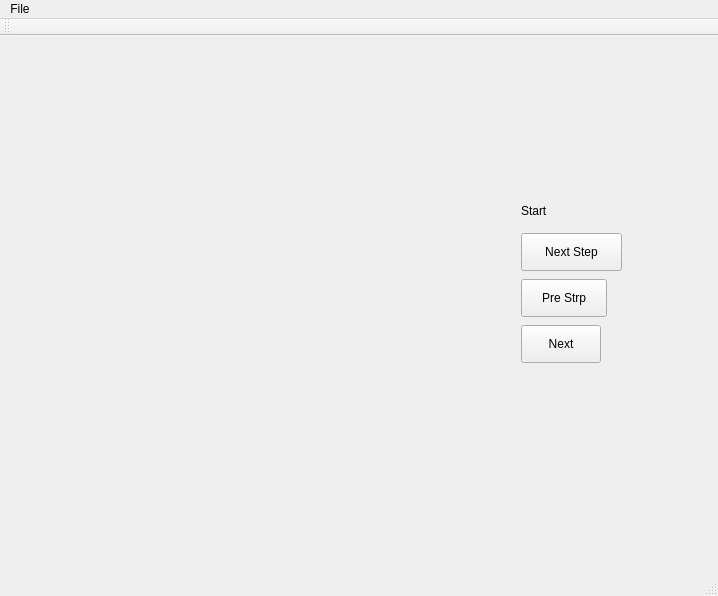
The window that Week1/mainwindow.ui (cyx233/CppSource) describes before a commit, drawn with Qt 5.
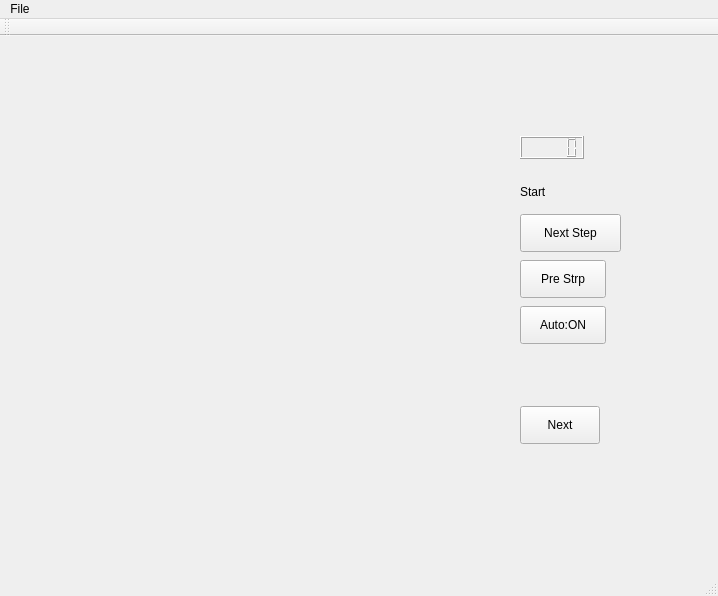
The same window after the commit.

```diff
--- a/Week1/mainwindow.ui
+++ b/Week1/mainwindow.ui
@@ -17,8 +17,8 @@
    <widget class="QPushButton" name="nextStepButton">
     <property name="geometry">
      <rect>
-      <x>521</x>
-      <y>197</y>
+      <x>520</x>
+      <y>178</y>
       <width>101</width>
       <height>38</height>
      </rect>
@@ -30,8 +30,8 @@
    <widget class="QPushButton" name="preStepButton">
     <property name="geometry">
      <rect>
-      <x>521</x>
-      <y>243</y>
+      <x>520</x>
+      <y>224</y>
       <width>86</width>
       <height>38</height>
      </rect>
@@ -43,8 +43,8 @@
    <widget class="QLabel" name="stateLabel">
     <property name="geometry">
      <rect>
-      <x>521</x>
-      <y>161</y>
+      <x>520</x>
+      <y>142</y>
       <width>45</width>
       <height>28</height>
      </rect>
@@ -56,8 +56,8 @@
    <widget class="QPushButton" name="stateButton">
     <property name="geometry">
      <rect>
-      <x>521</x>
-      <y>289</y>
+      <x>520</x>
+      <y>370</y>
       <width>80</width>
       <height>38</height>
      </rect>
@@ -66,6 +66,29 @@
      <string>Next</string>
     </property>
    </widget>
+   <widget class="QLCDNumber" name="lcdNumber">
+    <property name="geometry">
+     <rect>
+      <x>520</x>
+      <y>100</y>
+      <width>64</width>
+      <height>23</height>
+     </rect>
+    </property>
+   </widget>
+   <widget class="QPushButton" name="AutoButton">
+    <property name="geometry">
+     <rect>
+      <x>520</x>
+      <y>270</y>
+      <width>86</width>
+      <height>38</height>
+     </rect>
+    </property>
+    <property name="text">
+     <string>Auto:ON</string>
+    </property>
+   </widget>
   </widget>
   <widget class="QToolBar" name="mainToolBar">
    <attribute name="toolBarArea">
```
